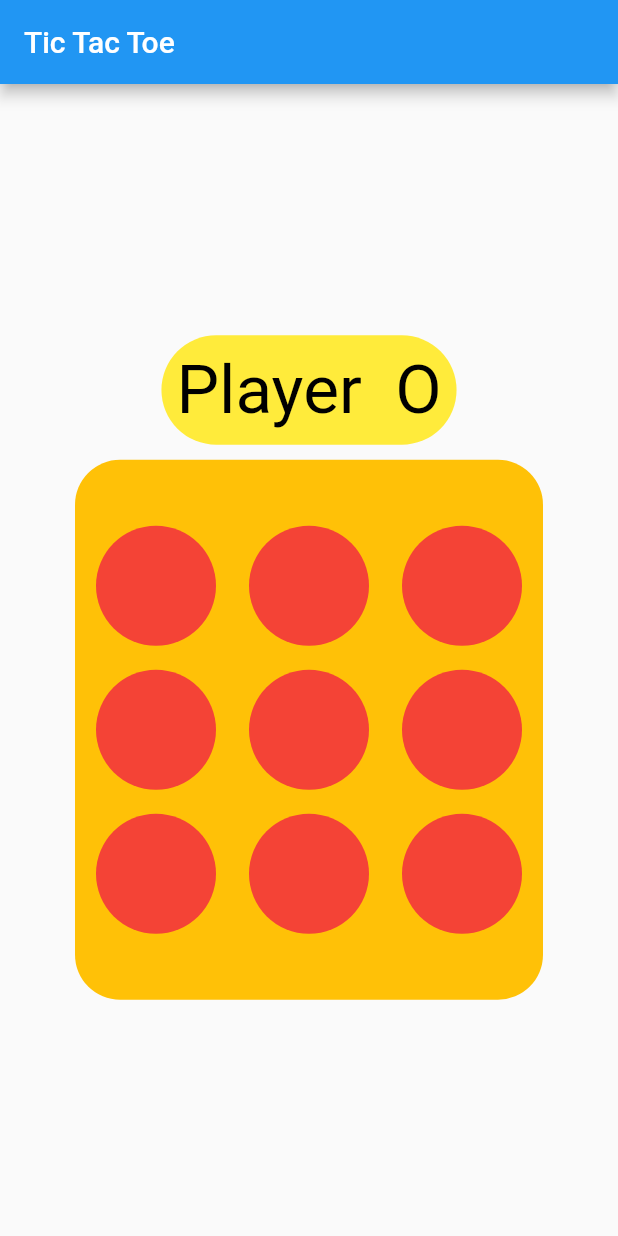
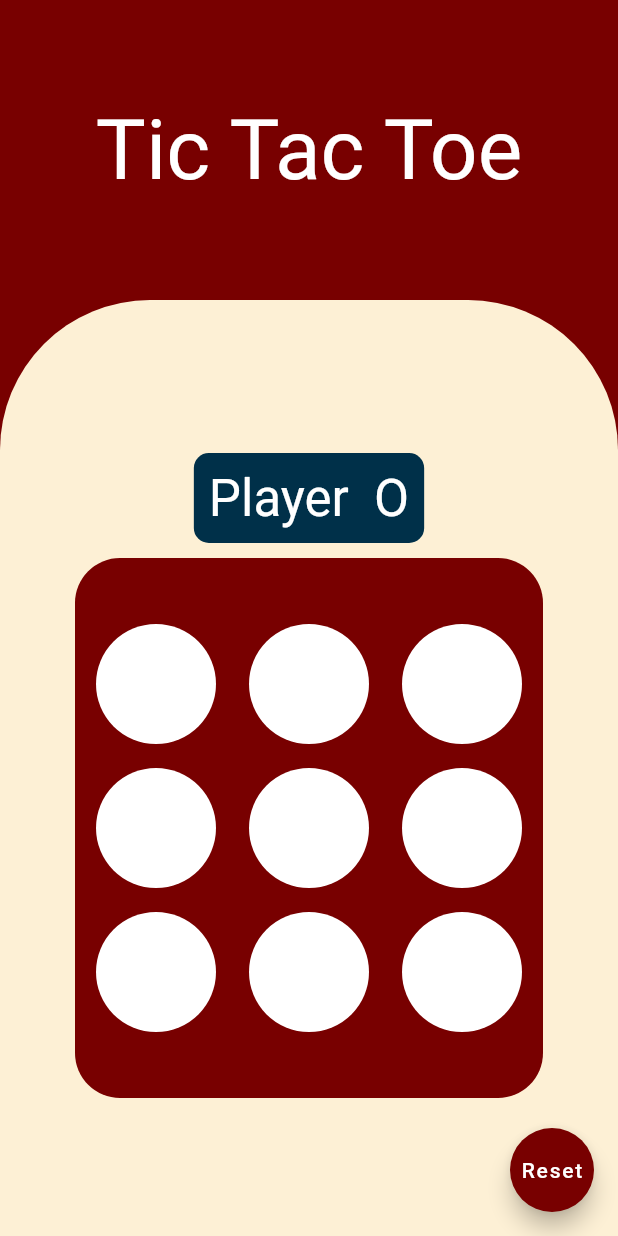
Before and after one commit to krishnatrea/Tictactoe-flutter, a Flutter app: the screen it shows after launch, on a phone screen of 412 x 824 dp. Run offline on Flutter 3.47's test engine with Material 2 defaults, Android fonts, the phone set to English and light mode, and no system bars.

```diff
--- a/lib/Screens/GameScreen.dart
+++ b/lib/Screens/GameScreen.dart
@@ -2,18 +2,58 @@ import 'package:flutter/material.dart';
 import 'package:tictactoe/gameclass/gameplay.dart';
 
 class GameScreen extends StatefulWidget {
-
   @override
   _GameScreenState createState() => _GameScreenState();
 }
 
 class _GameScreenState extends State<GameScreen> {
+  var gamepriview = new GamePlay();
   @override
   Widget build(BuildContext context) {
     return Scaffold(
-        appBar: AppBar(
-          title: Text('Tic Tac Toe'),
+      backgroundColor: Color.fromRGBO(120, 0, 0, 1),
+      body: SafeArea(
+        child: SingleChildScrollView(
+          child: Column(
+            children: [
+              Container(
+                height: 200,
+                width: double.infinity,
+                child: Center(
+                  child: Text(
+                    'Tic Tac Toe',
+                    style: Theme.of(context).textTheme.headline2.copyWith(
+                          color: Colors.white,
+                        ),
+                  ),
+                ),
+              ),
+              Stack(
+                children: [
+                  Container(
+                    height: MediaQuery.of(context).size.height - 200,
+                    alignment: Alignment.bottomCenter,
+                    decoration: BoxDecoration(
+                      borderRadius: BorderRadius.only(
+                          topLeft: Radius.circular(100),
+                          topRight: Radius.circular(100)),
+                      color: Color.fromRGBO(253, 240, 213, 1),
+                    ),
+                    child: gamepriview,
+                  ),
+                ],
+              ),
+            ],
+          ),
         ),
-        body: GamePlay());
+      ),
+      floatingActionButton: FloatingActionButton(
+        backgroundColor: Color.fromRGBO(120, 0, 0, 1),
+        onPressed: () {
+          gamepriview.gameplaystate.reset();
+        },
+        child: Text('Reset'),
+      ),
+    );
   }
 }
--- a/lib/gameclass/gameplay.dart
+++ b/lib/gameclass/gameplay.dart
@@ -2,8 +2,9 @@ import 'package:flutter/material.dart';
 import 'package:tictactoe/gameclass/player.dart';
 
 class GamePlay extends StatefulWidget {
+  var gameplaystate = _GameplayState();
   @override
-  _GameplayState createState() => _GameplayState();
+  _GameplayState createState() => gameplaystate;
 }
 
 class _GameplayState extends State<GamePlay> {
@@ -58,6 +59,28 @@ class _GameplayState extends State<GamePlay> {
     haveplay(i);
   }
 
+  void reset() {
+    isclicked = {
+      1: [false, null],
+      2: [false, null],
+      3: [false, null],
+      4: [false, null],
+      5: [false, null],
+      6: [false, null],
+      7: [false, null],
+      8: [false, null],
+      9: [false, null]
+    };
+
+    player = [Player("O"), Player("X")];
+    currentplayer = 0;
+    gameover = false;
+    isDraw = false;
+    winner = null;
+    rotatingindex = null;
+    setState(() {});
+  }
+
   void updatethings(int i) {
     isclicked[i][0] = true;
     isclicked[i][1] = player[currentplayer].playerSymbol;
@@ -98,7 +121,7 @@ class _GameplayState extends State<GamePlay> {
           width: 20,
           decoration: BoxDecoration(
             borderRadius: BorderRadius.circular(40),
-            color: Colors.black,
+            color: Color.fromRGBO(0, 48, 73, 1),
           ),
         ),
       ),
@@ -113,7 +136,7 @@ class _GameplayState extends State<GamePlay> {
       child: Padding(
         padding: const EdgeInsets.all(8),
         child: CircleAvatar(
-          backgroundColor: Colors.red,
+          backgroundColor: Colors.white,
           maxRadius: 40,
           minRadius: 10,
           child: isclicked[index][1] == null
@@ -122,7 +145,7 @@ class _GameplayState extends State<GamePlay> {
                   child: Text(
                     isclicked[index][1],
                     style: Theme.of(context).textTheme.headline2.copyWith(
-                          color: Colors.white,
+                          color: Color.fromRGBO(0, 48, 73, 1),
                         ),
                   ),
                 ),
@@ -144,11 +167,15 @@ class _GameplayState extends State<GamePlay> {
                   ? textShow('Player  ${player[currentplayer].playerSymbol}')
                   : textShow(
                       'Game Over and ${player[winner].playerSymbol} is win'),
-          Container(
+          SingleChildScrollView(
+            scrollDirection: Axis.vertical,
+            child: SingleChildScrollView(
+              scrollDirection: Axis.horizontal,
+              child: Container(
                 height: 360,
                 width: 312,
                 decoration: BoxDecoration(
-              color: Colors.amber,
+                  color: Color.fromRGBO(120, 0, 0, 1),
                   borderRadius: BorderRadius.circular(30),
                 ),
                 child: Column(
@@ -194,6 +221,8 @@ class _GameplayState extends State<GamePlay> {
                   ],
                 ),
               ),
+            ),
+          ),
         ],
       ),
     );
@@ -204,12 +233,13 @@ Container textShow(String str) {
       margin: EdgeInsets.all(10),
       padding: EdgeInsets.all(10),
       decoration: BoxDecoration(
-        borderRadius: BorderRadius.circular(40),
-        color: Colors.yellow,
+        borderRadius: BorderRadius.circular(10),
+        color: Color.fromRGBO(0, 48, 73, 1),
       ),
       child: Text(str,
-          style: Theme.of(context).textTheme.headline3.copyWith(
-                color: Colors.black,
+          textAlign: TextAlign.center,
+          style: Theme.of(context).textTheme.headline4.copyWith(
+                color: Colors.white,
               )),
     );
   }
--- a/lib/main.dart
+++ b/lib/main.dart
@@ -4,5 +4,5 @@ import 'package:tictactoe/Screens/GameScreen.dart';
 void main() {
   runApp(MaterialApp(
     home: GameScreen(),
-  ));
+  ),);
 }
```
Lines whose indentation alone changed are shown as unchanged.
